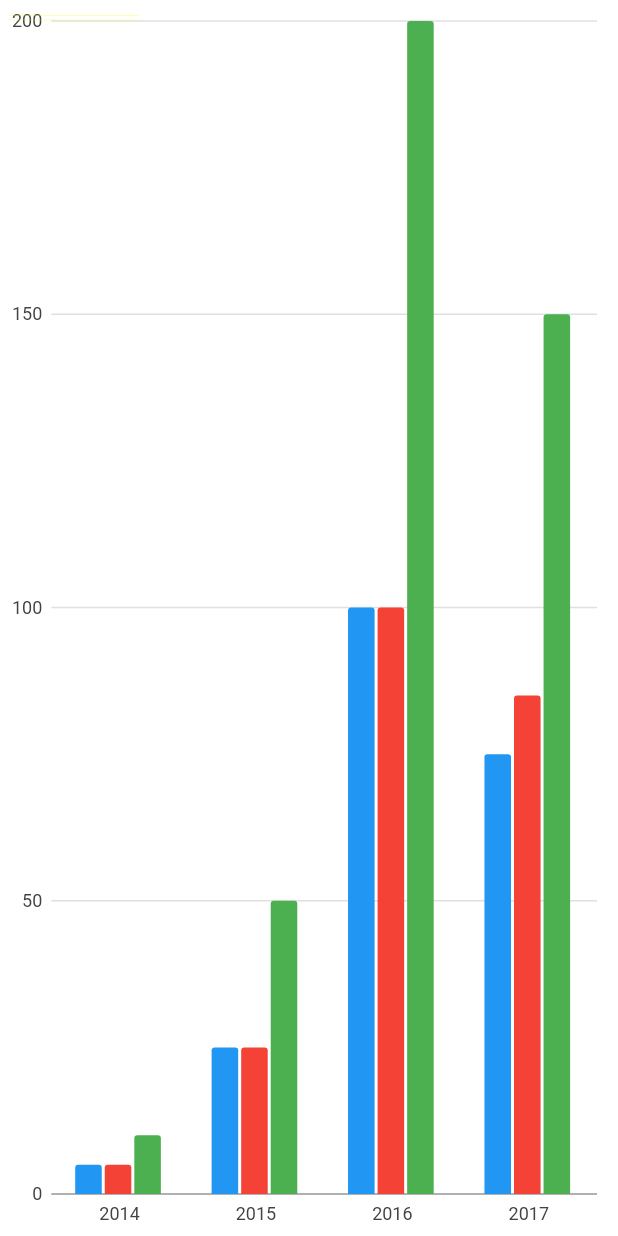
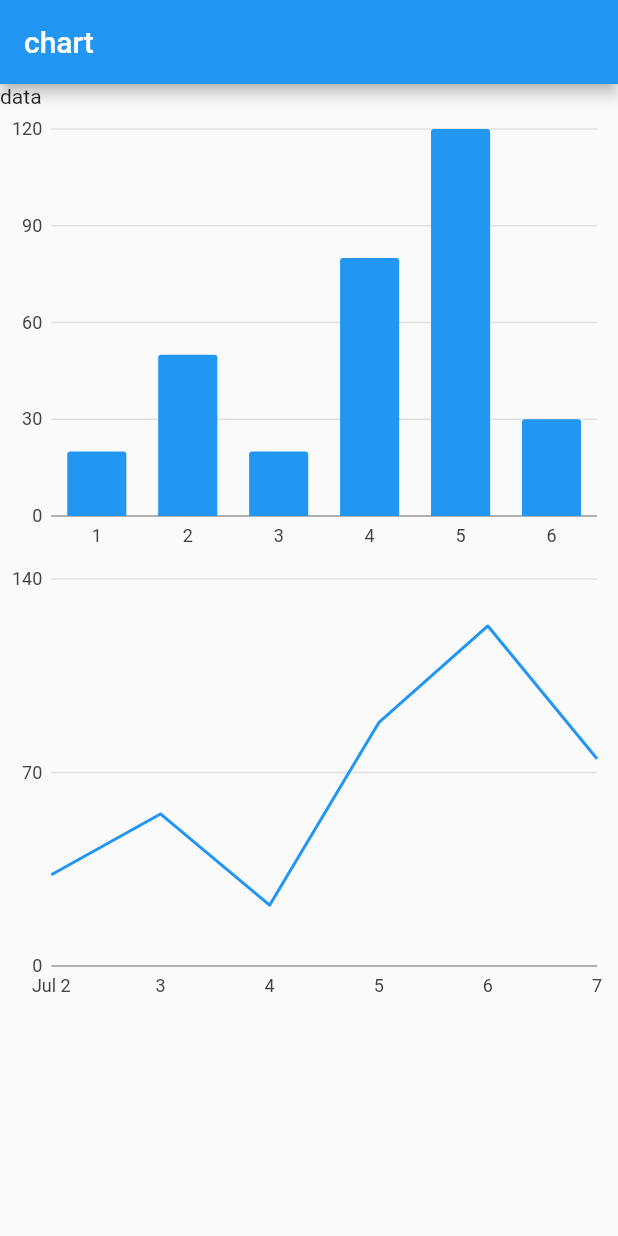
Before and after one commit to kawamoto11/flutter_application_29, a Flutter app: the screen it shows after launch, on a phone screen of 412 x 824 dp. Run offline on Flutter 3.47's test engine with Material 2 defaults, Android fonts, the phone set to English and light mode, and no system bars; our stand-ins replace charts_flutter.

Commit message:
あああああ

```diff
--- a/lib/CorrectedExample.dart
+++ b/lib/CorrectedExample.dart
@@ -33,24 +33,24 @@ class OrdinalComboBarLineChart extends StatelessWidget {
   /// Create series list with multiple series
   static List<charts.Series<OrdinalSales, String>> _createSampleData() {
     final desktopSalesData = [
-      OrdinalSales('2014', 5),
-      OrdinalSales('2015', 25),
-      OrdinalSales('2016', 100),
-      OrdinalSales('2017', 75),
+      OrdinalSales('2018', 5),
+      OrdinalSales('2019', 25),
+      OrdinalSales('2020', 100),
+      OrdinalSales('2021', 75),
     ];
 
     final tableSalesData = [
-      OrdinalSales('2014', 5),
-      OrdinalSales('2015', 25),
-      OrdinalSales('2016', 100),
-      OrdinalSales('2017', 85),
+      OrdinalSales('2018', 5),
+      OrdinalSales('2019', 25),
+      OrdinalSales('2020', 100),
+      OrdinalSales('2021', 75),
     ];
 
     final mobileSalesData = [
-      OrdinalSales('2014', 10),
-      OrdinalSales('2015', 50),
-      OrdinalSales('2016', 200),
-      OrdinalSales('2017', 150),
+      OrdinalSales('2018', 5),
+      OrdinalSales('2019', 25),
+      OrdinalSales('2020', 100),
+      OrdinalSales('2021', 75),
     ];
 
     return [
--- a/lib/main.dart
+++ b/lib/main.dart
@@ -1,16 +1,106 @@
 import 'package:flutter/material.dart';
+import 'package:charts_flutter/flutter.dart' as charts;
 
-import 'CorrectedExample.dart';
-
-void main() {
-  runApp(MyApp());
-}
+void main() => runApp(MyApp());
 
 class MyApp extends StatelessWidget {
+  // This widget is the root of your application.
   @override
   Widget build(BuildContext context) {
     return MaterialApp(
-      home: OrdinalComboBarLineChart.withSampleData(),
+      title: 'Flutter Demo',
+      theme: ThemeData(
+        primarySwatch: Colors.blue,
+      ),
+      home: MyHomePage(),
     );
   }
 }
+
+class MyHomePage extends StatefulWidget {
+  @override
+  _MyHomePageState createState() => _MyHomePageState();
+}
+
+class _MyHomePageState extends State<MyHomePage> {
+  @override
+  Widget build(BuildContext context) {
+    return Scaffold(
+      appBar: AppBar(
+        title: Text('chart'),
+      ),
+      body: Container(
+        child: ListView(
+          children: <Widget>[
+            Text('data'),
+            Container(
+              height: 300,
+              child: getBar(),
+            ),
+            Container(
+              height: 300,
+              child: getLine(),
+            )
+          ],
+        ),
+      ),
+    );
+  }
+
+  Widget getLine() {
+    List<Linesales> dataLine = [
+      new Linesales(new DateTime(2019, 7, 2), 33),
+      new Linesales(new DateTime(2019, 7, 3), 55),
+      new Linesales(new DateTime(2019, 7, 4), 22),
+      new Linesales(new DateTime(2019, 7, 5), 88),
+      new Linesales(new DateTime(2019, 7, 6), 123),
+      new Linesales(new DateTime(2019, 7, 7), 75),
+    ];
+
+    var seriesLine = [
+      charts.Series<Linesales, DateTime>(
+        data: dataLine,
+        domainFn: (Linesales lines, _) => lines.time,
+        measureFn: (Linesales lines, _) => lines.sale,
+        id: "Lines",
+      )
+    ];
+    //是TimeSeriesChart，而不是LineChart,因为x轴是DataTime类
+    Widget line = charts.TimeSeriesChart(seriesLine);
+    //line = charts.LineChart(series);
+    return line;
+  }
+
+  Widget getBar() {
+    List<Barsales> dataBar = [
+      new Barsales("1", 20),
+      new Barsales("2", 50),
+      new Barsales("3", 20),
+      new Barsales("4", 80),
+      new Barsales("5", 120),
+      new Barsales("6", 30),
+    ];
+
+    var seriesBar = [
+      charts.Series(
+        data: dataBar,
+        domainFn: (Barsales sales, _) => sales.day,
+        measureFn: (Barsales sales, _) => sales.sale,
+        id: "Sales",
+      )
+    ];
+    return charts.BarChart(seriesBar);
+  }
+}
+
+class Barsales {
+  String day;
+  int sale;
+  Barsales(this.day, this.sale);
+}
+
+class Linesales {
+  DateTime time;
+  int sale;
+  Linesales(this.time, this.sale);
+}
```
Also changed, not shown: lib/home.dart (added).
